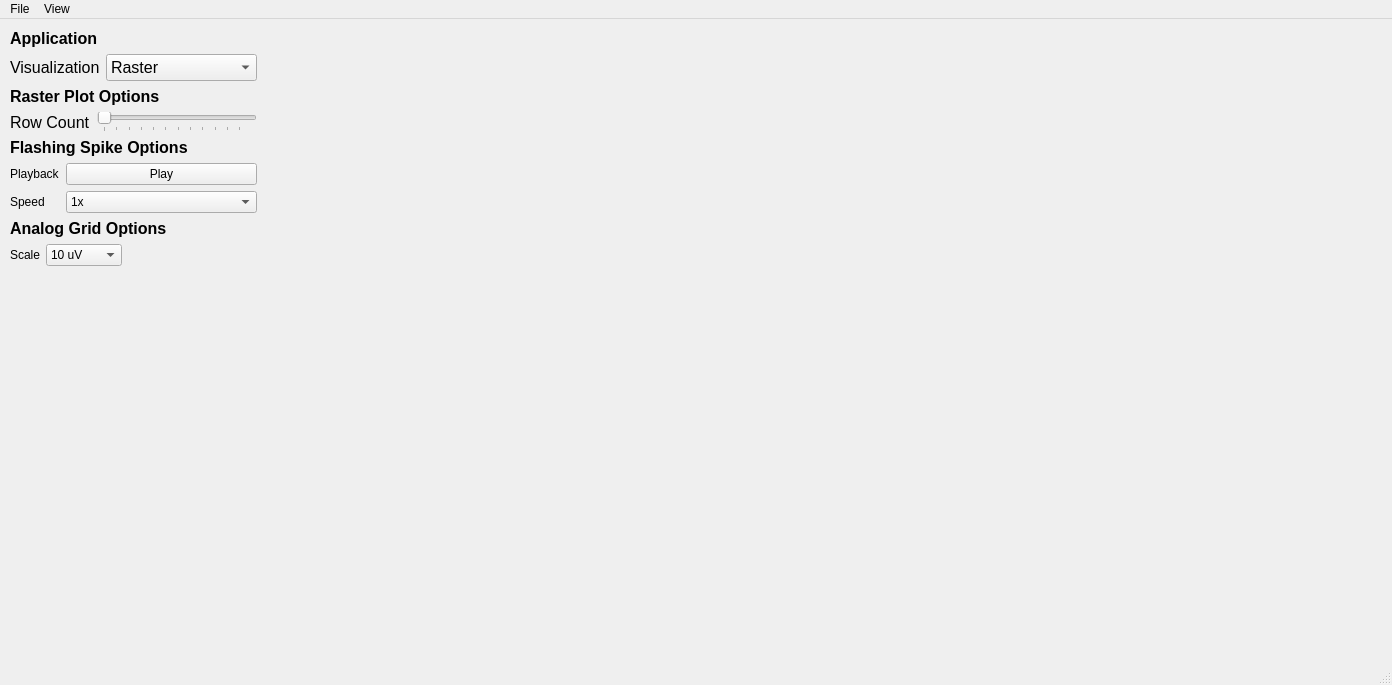
The window that pymea/ui/PyMEAMainWindow.ui (dbridges/mea-tools) describes before a commit, drawn with Qt 5.
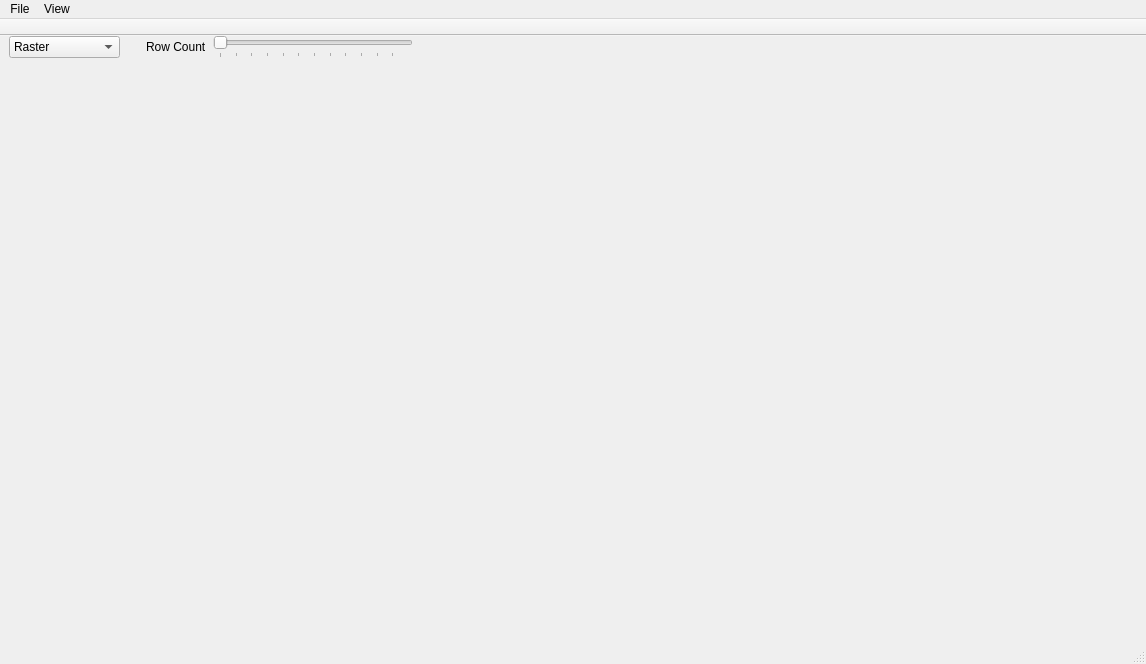
The same window after the commit. Custom widgets are drawn as their Qt base class.

Commit message: Updated user interface.

What changed in the file:
```diff
--- a/pymea/ui/PyMEAMainWindow.ui
+++ b/pymea/ui/PyMEAMainWindow.ui
@@ -6,8 +6,8 @@
    <rect>
     <x>0</x>
     <y>0</y>
-    <width>1392</width>
-    <height>685</height>
+    <width>1146</width>
+    <height>664</height>
    </rect>
   </property>
   <property name="windowTitle">
@@ -17,55 +17,36 @@
    <bool>true</bool>
   </property>
   <widget class="QWidget" name="centralwidget">
-   <layout class="QVBoxLayout" name="verticalLayout">
+   <layout class="QVBoxLayout" name="verticalLayout_2" stretch="0,1">
     <property name="margin">
      <number>0</number>
     </property>
     <item>
-     <layout class="QHBoxLayout" name="mainLayout" stretch="0,1">
-      <item>
-       <layout class="QVBoxLayout" name="verticalLayout_2">
-        <property name="margin">
-         <number>10</number>
-        </property>
-        <item>
-         <widget class="QLabel" name="label">
-          <property name="font">
-           <font>
-            <pointsize>12</pointsize>
-            <weight>75</weight>
-            <bold>true</bold>
-           </font>
-          </property>
-          <property name="text">
-           <string>Application</string>
-          </property>
-         </widget>
-        </item>
-        <item>
-         <layout class="QFormLayout" name="formLayout">
-          <property name="horizontalSpacing">
-           <number>6</number>
-          </property>
-          <item row="0" column="0">
-           <widget class="QLabel" name="label_4">
-            <property name="font">
-             <font>
-              <pointsize>12</pointsize>
-             </font>
-            </property>
-            <property name="text">
-             <string>Visualization</string>
-            </property>
-           </widget>
-          </item>
-          <item row="0" column="1">
+     <widget class="QWidget" name="toolbarWidget" native="true">
+      <property name="sizePolicy">
+       <sizepolicy hsizetype="Preferred" vsizetype="Minimum">
+        <horstretch>0</horstretch>
+        <verstretch>0</verstretch>
+       </sizepolicy>
+      </property>
+      <property name="minimumSize">
+       <size>
+        <width>0</width>
+        <height>0</height>
+       </size>
+      </property>
+      <layout class="QHBoxLayout" name="horizontalLayout_8" stretch="0,0,0,1">
+       <property name="sizeConstraint">
+        <enum>QLayout::SetMinimumSize</enum>
+       </property>
+       <property name="topMargin">
+        <number>0</number>
+       </property>
+       <property name="bottomMargin">
+        <number>0</number>
+       </property>
+       <item>
            <widget class="QComboBox" name="visualizationComboBox">
-            <property name="font">
-             <font>
-              <pointsize>12</pointsize>
-             </font>
-            </property>
             <item>
              <property name="text">
               <string>Raster</string>
@@ -83,41 +64,56 @@
             </item>
            </widget>
           </item>
-         </layout>
-        </item>
         <item>
-         <widget class="QLabel" name="label_2">
-          <property name="font">
-           <font>
-            <pointsize>12</pointsize>
-            <weight>75</weight>
-            <bold>true</bold>
-           </font>
-          </property>
-          <property name="text">
-           <string>Raster Plot Options</string>
-          </property>
-         </widget>
+        <spacer name="horizontalSpacer_2">
+         <property name="orientation">
+          <enum>Qt::Horizontal</enum>
+         </property>
+         <property name="sizeType">
+          <enum>QSizePolicy::Fixed</enum>
+         </property>
+         <property name="sizeHint" stdset="0">
+          <size>
+           <width>20</width>
+           <height>20</height>
+          </size>
+         </property>
+        </spacer>
         </item>
         <item>
-         <layout class="QFormLayout" name="formLayout_2">
-          <item row="0" column="0">
-           <widget class="QLabel" name="label_6">
-            <property name="font">
-             <font>
-              <pointsize>12</pointsize>
-             </font>
-            </property>
+        <widget class="QStackedWidget" name="stackedWidget">
+         <property name="sizePolicy">
+          <sizepolicy hsizetype="Preferred" vsizetype="Minimum">
+           <horstretch>0</horstretch>
+           <verstretch>0</verstretch>
+          </sizepolicy>
+         </property>
+         <property name="currentIndex">
+          <number>0</number>
+         </property>
+         <widget class="QWidget" name="rasterPage">
+          <layout class="QHBoxLayout" name="horizontalLayout_5" stretch="0,1">
+           <property name="margin">
+            <number>0</number>
+           </property>
+           <item>
+            <widget class="QLabel" name="rowCountLabel">
             <property name="text">
              <string>Row Count</string>
             </property>
            </widget>
           </item>
-          <item row="0" column="1">
+           <item>
            <widget class="QSlider" name="rasterRowCountSlider">
+             <property name="sizePolicy">
+              <sizepolicy hsizetype="Expanding" vsizetype="Minimum">
+               <horstretch>0</horstretch>
+               <verstretch>0</verstretch>
+              </sizepolicy>
+             </property>
             <property name="minimumSize">
              <size>
-              <width>160</width>
+               <width>200</width>
               <height>0</height>
              </size>
             </property>
@@ -144,31 +140,20 @@
            </widget>
           </item>
          </layout>
-        </item>
-        <item>
-         <widget class="QLabel" name="label_5">
-          <property name="font">
-           <font>
-            <pointsize>12</pointsize>
-            <weight>75</weight>
-            <bold>true</bold>
-           </font>
-          </property>
-          <property name="text">
-           <string>Flashing Spike Options</string>
-          </property>
          </widget>
-        </item>
+         <widget class="QWidget" name="flashingSpikePage">
+          <layout class="QHBoxLayout" name="horizontalLayout_6" stretch="0,1">
+           <property name="margin">
+            <number>0</number>
+           </property>
         <item>
-         <layout class="QFormLayout" name="formLayout_5">
-          <item row="1" column="0">
-           <widget class="QLabel" name="speedLabel">
+            <widget class="QLabel" name="speedLabel_2">
             <property name="text">
              <string>Speed</string>
             </property>
            </widget>
           </item>
-          <item row="1" column="1">
+           <item>
            <widget class="QComboBox" name="flashingSpikeTimescaleComboBox">
             <item>
              <property name="text">
@@ -212,49 +197,27 @@
             </item>
            </widget>
           </item>
-          <item row="0" column="0">
-           <widget class="QLabel" name="playbackLabel">
-            <property name="text">
-             <string>Playback</string>
-            </property>
-           </widget>
-          </item>
-          <item row="0" column="1">
-           <widget class="QPushButton" name="flashingSpikePlayButton">
-            <property name="text">
-             <string>Play</string>
-            </property>
-           </widget>
-          </item>
-         </layout>
-        </item>
-        <item>
-         <widget class="QLabel" name="label_3">
-          <property name="font">
-           <font>
-            <pointsize>12</pointsize>
-            <weight>75</weight>
-            <bold>true</bold>
-           </font>
-          </property>
-          <property name="text">
-           <string>Analog Grid Options</string>
-          </property>
+          </layout>
          </widget>
-        </item>
+         <widget class="QWidget" name="analogPage">
+          <layout class="QHBoxLayout" name="horizontalLayout_7" stretch="0,1">
+           <property name="margin">
+            <number>0</number>
+           </property>
         <item>
-         <layout class="QFormLayout" name="formLayout_3">
-          <property name="fieldGrowthPolicy">
-           <enum>QFormLayout::FieldsStayAtSizeHint</enum>
-          </property>
-          <item row="0" column="0">
-           <widget class="QLabel" name="analogGridScaleLabel">
+            <widget class="QLabel" name="scaleLabel">
+             <property name="sizePolicy">
+              <sizepolicy hsizetype="Minimum" vsizetype="Preferred">
+               <horstretch>0</horstretch>
+               <verstretch>0</verstretch>
+              </sizepolicy>
+             </property>
             <property name="text">
              <string>Scale</string>
             </property>
            </widget>
           </item>
-          <item row="0" column="1">
+           <item>
            <widget class="QComboBox" name="analogGridScaleComboBox">
             <item>
              <property name="text">
@@ -304,22 +267,27 @@
            </widget>
           </item>
          </layout>
+         </widget>
+        </widget>
         </item>
         <item>
-         <spacer name="verticalSpacer">
+        <spacer name="horizontalSpacer">
           <property name="orientation">
-           <enum>Qt::Vertical</enum>
+          <enum>Qt::Horizontal</enum>
           </property>
           <property name="sizeHint" stdset="0">
            <size>
-            <width>20</width>
-            <height>40</height>
+           <width>40</width>
+           <height>20</height>
            </size>
           </property>
          </spacer>
         </item>
        </layout>
-      </item>
+     </widget>
+    </item>
+    <item>
+     <layout class="QVBoxLayout" name="mainLayout">
       <item>
        <widget class="QWidget" name="widget" native="true">
         <property name="sizePolicy">
@@ -328,6 +296,12 @@
           <verstretch>0</verstretch>
          </sizepolicy>
         </property>
+        <property name="minimumSize">
+         <size>
+          <width>0</width>
+          <height>200</height>
+         </size>
+        </property>
        </widget>
       </item>
      </layout>
@@ -339,7 +313,7 @@
     <rect>
      <x>0</x>
      <y>0</y>
-     <width>1392</width>
+     <width>1146</width>
      <height>25</height>
     </rect>
    </property>
@@ -361,6 +335,23 @@
    <addaction name="menuView"/>
   </widget>
   <widget class="MEAViewerStatusBar" name="statusBar"/>
+  <widget class="QToolBar" name="toolBar">
+   <property name="windowTitle">
+    <string>toolBar</string>
+   </property>
+   <property name="movable">
+    <bool>false</bool>
+   </property>
+   <property name="floatable">
+    <bool>false</bool>
+   </property>
+   <attribute name="toolBarArea">
+    <enum>TopToolBarArea</enum>
+   </attribute>
+   <attribute name="toolBarBreak">
+    <bool>false</bool>
+   </attribute>
+  </widget>
   <action name="actionSave_to_Spreadsheet">
    <property name="enabled">
     <bool>false</bool>
```
Left out of the diff: 19 changed lines with no effect on the pictures. Lines whose indentation alone changed are shown as unchanged. The commit also changes 2 other files.
